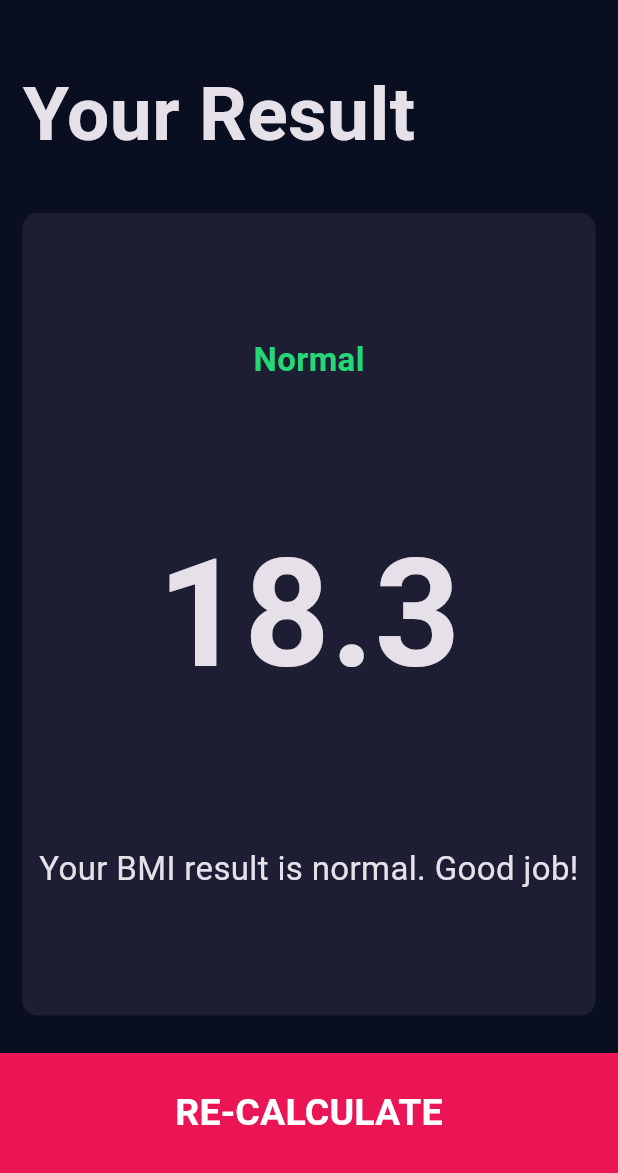
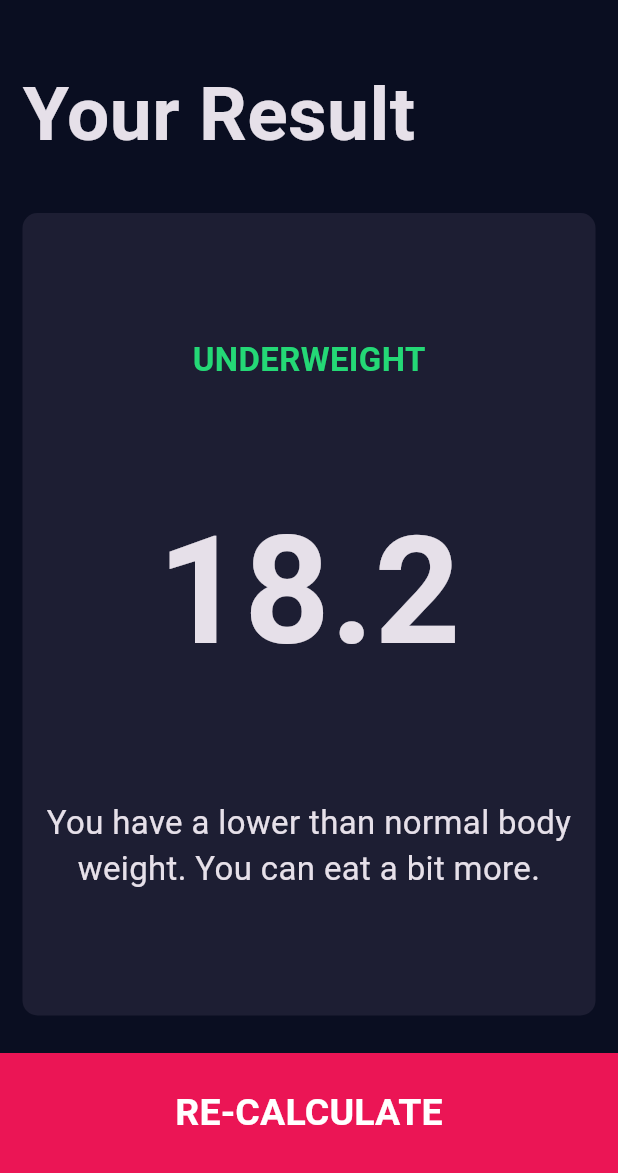
Before and after one commit to infosabbir/bmi_calculator, a Flutter app: the screen it shows after launch, after a tap on "CALCULATE", on a phone screen of 412 x 824 dp, the part 63-1236 px from its top. Run offline on Flutter 3.47's test engine with Material 3 defaults, Android fonts, the phone set to English and light mode, and no system bars.

Commit message:
Adding BMI Calculator functionality

```diff
--- /dev/null
+++ b/lib/calculator_brain.dart
@@ -0,0 +1,34 @@
+import 'dart:math';
+
+class CalculatorBrain {
+  CalculatorBrain({this.height, this.weight});
+  final int? height;
+  final int? weight;
+
+  double _bmi = 0.0;
+
+  String calculateBMI() {
+    _bmi = (weight! / pow(height! / 100, 2));
+    return _bmi.toStringAsFixed(1);
+  }
+
+  String getResult() {
+    if (_bmi >= 25) {
+      return 'Overweight';
+    } else if (_bmi > 18.5) {
+      return 'Normal';
+    } else {
+      return 'Underweight';
+    }
+  }
+
+  String getInterpretation() {
+    if(_bmi >= 25) {
+        return 'You have a higher than normal body weight. Try to exercise more.';
+    } else if (_bmi > 18.5) {
+        return 'You have a normal body weight. Good job!';
+    } else {
+        return 'You have a lower than normal body weight. You can eat a bit more.';
+    }
+  }
+}
--- a/lib/components/reusable_card.dart
+++ b/lib/components/reusable_card.dart
@@ -1,4 +1,3 @@
-
 import 'package:flutter/material.dart';
 
 class ReusableCard extends StatelessWidget {
@@ -17,6 +16,7 @@ class ReusableCard extends StatelessWidget {
     return GestureDetector(
       onTap: onPress,
       child: Container(
+        padding: const EdgeInsets.all(15.0),
         margin: const EdgeInsets.all(15.0),
         decoration: BoxDecoration(
           color: color,
--- a/lib/screens/input_page.dart
+++ b/lib/screens/input_page.dart
@@ -1,3 +1,4 @@
+import 'package:bmi_calculator/calculator_brain.dart';
 import 'package:bmi_calculator/components/bottom_button.dart';
 import 'package:bmi_calculator/constants.dart';
 import 'package:bmi_calculator/components/icon_content.dart';
@@ -202,10 +203,17 @@ class _InputPageState extends State<InputPage> {
           BottomButton(
             buttonTitle: 'CALCULATE',
             onPress: () {
+              CalculatorBrain calc =
+                  CalculatorBrain(height: height, weight: weight);
+
               Navigator.push(
                 context,
                 MaterialPageRoute(
-                  builder: (context) => const ResultPage(),
+                  builder: (context) => ResultPage(
+                    bmiResult: calc.calculateBMI(),
+                    interpretation: calc.getInterpretation(),
+                    resultText: calc.getResult(),
+                  ),
                 ),
               );
             },
--- a/lib/screens/result_page.dart
+++ b/lib/screens/result_page.dart
@@ -4,7 +4,16 @@ import 'package:bmi_calculator/constants.dart';
 import 'package:flutter/material.dart';
 
 class ResultPage extends StatelessWidget {
-  const ResultPage({super.key});
+  const ResultPage({
+    super.key,
+    required this.bmiResult,
+    required this.resultText,
+    required this.interpretation,
+  });
+
+  final String bmiResult;
+  final String resultText;
+  final String interpretation;
 
   @override
   Widget build(BuildContext context) {
@@ -26,23 +35,24 @@ class ResultPage extends StatelessWidget {
               ),
             ),
           ),
-          const Expanded(
+          Expanded(
             flex: 5,
             child: ReusableCard(
               color: kActiveCardColor,
               cardChild: Column(
                 mainAxisAlignment: MainAxisAlignment.spaceEvenly,
+                crossAxisAlignment: CrossAxisAlignment.center,
                 children: [
                   Text(
-                    'Normal',
+                    resultText.toUpperCase(),
                     style: kResultTextStyle,
                   ),
                   Text(
-                    '18.3',
+                    bmiResult,
                     style: kBMITextStyle,
                   ),
                   Text(
-                    'Your BMI result is normal. Good job!',
+                    interpretation,
                     style: kBodyTextStyle,
                     textAlign: TextAlign.center,
                   ),
```
